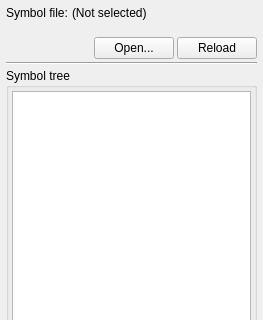
Qt form ui/symbolpanel.ui (RigoLigoRLC/ProbeScope) before a commit; both pictures show x 0 to 263 and y 0 to 320 of the 263 by 516 pixel window.
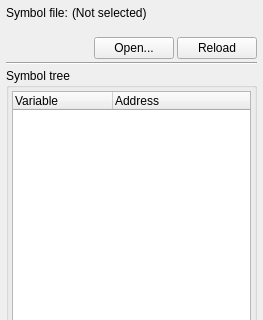
The same form after that commit.

```diff
--- a/ui/symbolpanel.ui
+++ b/ui/symbolpanel.ui
@@ -146,15 +146,23 @@
       </property>
       <item>
        <widget class="QTreeWidget" name="treeSymbolTree">
-        <property name="sortingEnabled">
-         <bool>true</bool>
-        </property>
         <property name="headerHidden">
+         <bool>false</bool>
+        </property>
+        <property name="columnCount">
+         <number>2</number>
+        </property>
+        <attribute name="headerVisible">
          <bool>true</bool>
-        </property>
+        </attribute>
         <column>
          <property name="text">
-          <string notr="true">1</string>
+          <string>Variable</string>
+         </property>
+        </column>
+        <column>
+         <property name="text">
+          <string>Address</string>
          </property>
         </column>
        </widget>
```
